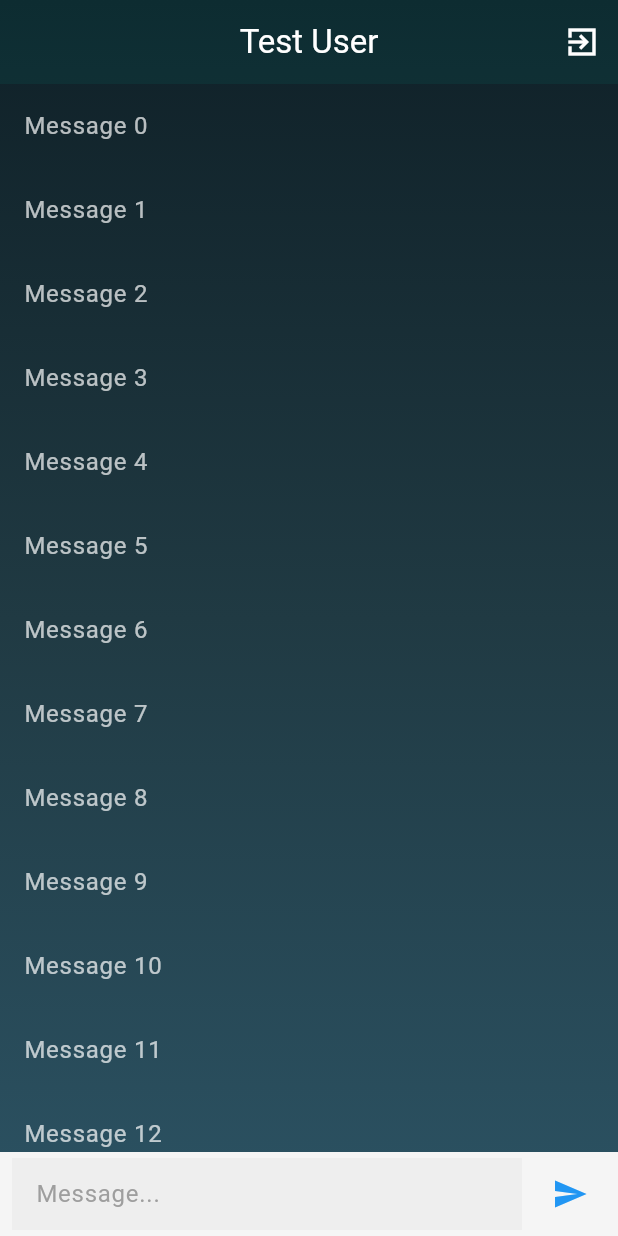
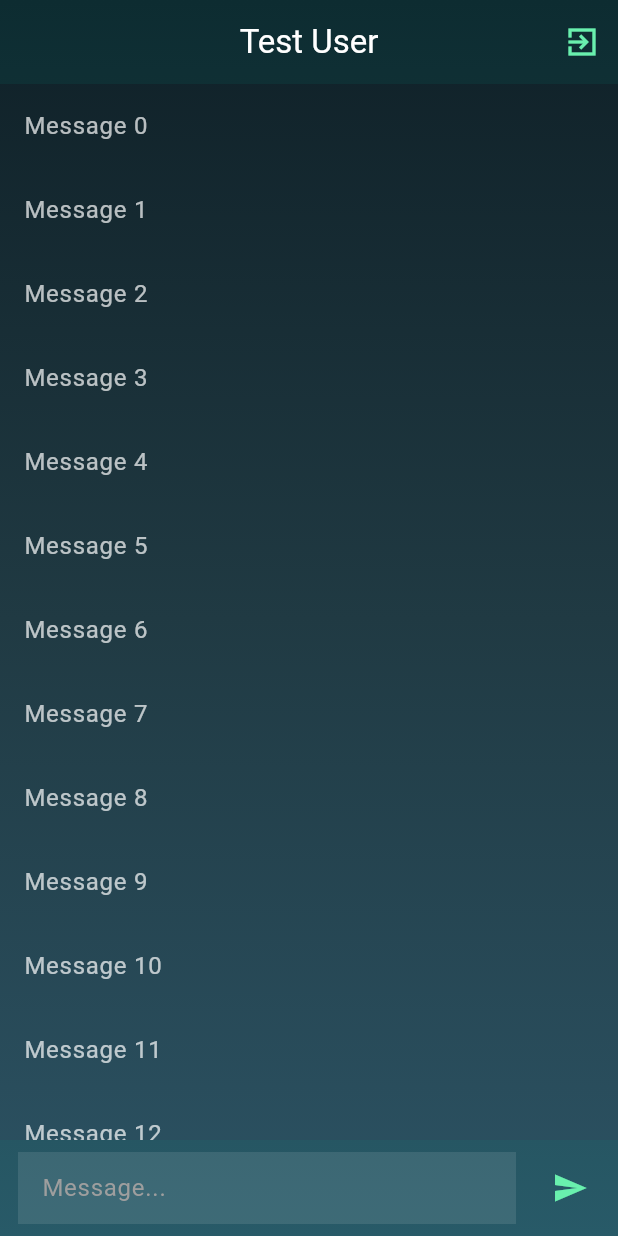
Before and after one commit to Arthur94-art/real_time_chat, a Flutter app: the ChatPage screen opened by its route, on a phone screen of 412 x 824 dp. Run offline on Flutter 3.47's test engine with Material 3 defaults, Android fonts, the phone set to English and light mode, and no system bars; our stand-ins replace bloc, dartz, equatable, flutter_bloc, get_it, go_router and 1 more; accounts and stored records are empty; network calls fail.

```diff
--- /dev/null
+++ b/client/lib/core/router/navigation_helper.dart
@@ -0,0 +1,13 @@
+import 'package:flutter/material.dart';
+import 'package:go_router/go_router.dart';
+
+class NavigationHelper {
+  static void pushAndRemoveUntil(BuildContext context, String routeName,
+      {Object? extra}) {
+    context.go(routeName, extra: extra);
+  }
+
+  static void goBack(BuildContext context) {
+    context.pop();
+  }
+}
--- /dev/null
+++ b/client/lib/core/router/router_config.dart
@@ -0,0 +1,31 @@
+import 'package:go_router/go_router.dart';
+import 'package:real_time_chat/core/router/routes_paths.dart';
+import 'package:real_time_chat/core/widgets/gradient_background.dart';
+import 'package:real_time_chat/features/auth/presentation/pages/auth_page.dart';
+import 'package:real_time_chat/features/auth/presentation/pages/auth_redirect.dart';
+import 'package:real_time_chat/features/chat/presentation/pages/chat_page.dart';
+
+class NavigationConfig {
+  static final _router = GoRouter(
+    routes: [
+      GoRoute(
+        path: RoutesPaths.initial,
+        builder: (context, state) =>
+            const GradientAppWrapper(child: AuthRedirector()),
+      ),
+      GoRoute(
+        path: RoutesPaths.auth,
+        builder: (context, state) =>
+            const GradientAppWrapper(child: AuthPage()),
+      ),
+      GoRoute(
+        path: RoutesPaths.chat,
+        builder: (context, state) => const GradientAppWrapper(
+          child: ChatPage(),
+        ),
+      ),
+    ],
+  );
+
+  static GoRouter get router => _router;
+}
--- /dev/null
+++ b/client/lib/core/router/routes_paths.dart
@@ -0,0 +1,5 @@
+class RoutesPaths {
+  static const String initial = '/';
+  static const String chat = '/chat';
+  static const String auth = '/auth';
+}
--- a/client/lib/features/auth/presentation/bloc/auth_bloc.dart
+++ b/client/lib/features/auth/presentation/bloc/auth_bloc.dart
@@ -15,7 +15,7 @@ class AuthBloc extends Bloc<AuthEvent, AuthState> {
   AuthBloc(this._loginUsecase, this._userLocalData) : super(AuthInitial()) {
     on<CheckAuthEvent>((event, emit) async {
       final user = _userLocalData.getCurrentUser();
-      await Future.delayed(const Duration(seconds: 1));
+      await Future.delayed(const Duration(milliseconds: 500));
       if (user != null) {
         emit(AuthAuthenticated(user));
       } else {
--- a/client/lib/features/auth/presentation/pages/auth_page.dart
+++ b/client/lib/features/auth/presentation/pages/auth_page.dart
@@ -1,5 +1,7 @@
 import 'package:flutter/material.dart';
 import 'package:flutter_bloc/flutter_bloc.dart';
+import 'package:real_time_chat/core/router/navigation_helper.dart';
+import 'package:real_time_chat/core/router/routes_paths.dart';
 import 'package:real_time_chat/core/widgets/loader.dart';
 import 'package:real_time_chat/core/widgets/text_field.dart';
 import 'package:real_time_chat/features/auth/presentation/bloc/auth_bloc.dart';
@@ -45,7 +47,8 @@ class _AuthPageState extends State<AuthPage> {
             BlocConsumer<AuthBloc, AuthState>(
               listener: (context, state) {
                 if (state is AuthAuthenticated) {
-                  Navigator.pushNamed(context, '/chat');
+                  NavigationHelper.pushAndRemoveUntil(
+                      context, RoutesPaths.chat);
                 } else if (state is AuthError) {
                   ScaffoldMessenger.of(context).showSnackBar(
                     SnackBar(content: Text(state.message)),
--- a/client/lib/features/auth/presentation/pages/auth_redirect.dart
+++ b/client/lib/features/auth/presentation/pages/auth_redirect.dart
@@ -1,5 +1,7 @@
 import 'package:flutter/material.dart';
 import 'package:flutter_bloc/flutter_bloc.dart';
+import 'package:real_time_chat/core/router/navigation_helper.dart';
+import 'package:real_time_chat/core/router/routes_paths.dart';
 import 'package:real_time_chat/core/widgets/loader.dart';
 import 'package:real_time_chat/features/auth/presentation/bloc/auth_bloc.dart';
 
@@ -22,9 +24,9 @@ class _AuthRedirectorState extends State<AuthRedirector> {
     return BlocListener<AuthBloc, AuthState>(
       listener: (context, state) {
         if (state is AuthAuthenticated) {
-          Navigator.pushReplacementNamed(context, '/chat');
+          NavigationHelper.pushAndRemoveUntil(context, RoutesPaths.chat);
         } else if (state is AuthUnauthenticated) {
-          Navigator.pushReplacementNamed(context, '/auth');
+          NavigationHelper.pushAndRemoveUntil(context, RoutesPaths.auth);
         }
       },
       child: const Scaffold(
--- a/client/lib/features/chat/presentation/pages/chat_page.dart
+++ b/client/lib/features/chat/presentation/pages/chat_page.dart
@@ -2,6 +2,8 @@ import 'dart:developer';
 
 import 'package:flutter/material.dart';
 import 'package:flutter_bloc/flutter_bloc.dart';
+import 'package:real_time_chat/core/router/navigation_helper.dart';
+import 'package:real_time_chat/core/router/routes_paths.dart';
 import 'package:real_time_chat/core/styles/colors.dart';
 import 'package:real_time_chat/core/widgets/text_field.dart';
 import 'package:real_time_chat/features/auth/presentation/bloc/auth_bloc.dart';
@@ -14,11 +16,7 @@ class ChatPage extends StatelessWidget {
     return BlocListener<AuthBloc, AuthState>(
       listener: (context, state) {
         if (state is AuthUnauthenticated) {
-          Navigator.pushNamedAndRemoveUntil(
-            context,
-            '/auth',
-            (route) => false,
-          );
+          NavigationHelper.pushAndRemoveUntil(context, RoutesPaths.auth);
         }
       },
       child: Scaffold(
@@ -35,6 +33,7 @@ class ChatPage extends StatelessWidget {
               },
               icon: const Icon(
                 Icons.exit_to_app_sharp,
+                color: Colors.greenAccent,
               ),
             )
           ],
@@ -71,21 +70,27 @@ class ChatInput extends StatelessWidget {
 
     return Container(
       padding: const EdgeInsets.symmetric(horizontal: 8.0, vertical: 4.0),
-      color: Colors.grey.shade100,
+      color: MainColors.teal.withOpacity(.1),
       child: Row(
         children: [
           Expanded(
-            child: CustomTextField(
-              controller: messageController,
-              hintText: 'Message...',
-              fillColor: Colors.grey.shade200,
-              isOutlined: false,
-              textStyle: const TextStyle(fontSize: 16),
+            child: Padding(
+              padding: const EdgeInsets.all(4.0),
+              child: CustomTextField(
+                controller: messageController,
+                hintText: 'Message...',
+                fillColor: MainColors.white70.withOpacity(.1),
+                isOutlined: false,
+                textStyle: const TextStyle(
+                  fontSize: 16,
+                  color: Colors.white,
+                ),
+              ),
             ),
           ),
           const SizedBox(width: 8),
           IconButton(
-            icon: const Icon(Icons.send, color: Colors.blue),
+            icon: const Icon(Icons.send, color: Colors.greenAccent),
             onPressed: () {
               final message = messageController.text.trim();
               if (message.isNotEmpty) {
--- a/client/pubspec.yaml
+++ b/client/pubspec.yaml
@@ -25,6 +25,7 @@ dependencies:
   dartz: ^0.10.1
   hive_flutter: ^1.1.0
   hive_generator: ^2.0.1
+  go_router: ^14.6.2
 
 dev_dependencies:
   flutter_test:
```
Also changed, not shown: client/lib/core/utils/navigation_helper.dart (deleted, +0 -21 lines), client/lib/main.dart (+3 -10 lines), 1 other file.
